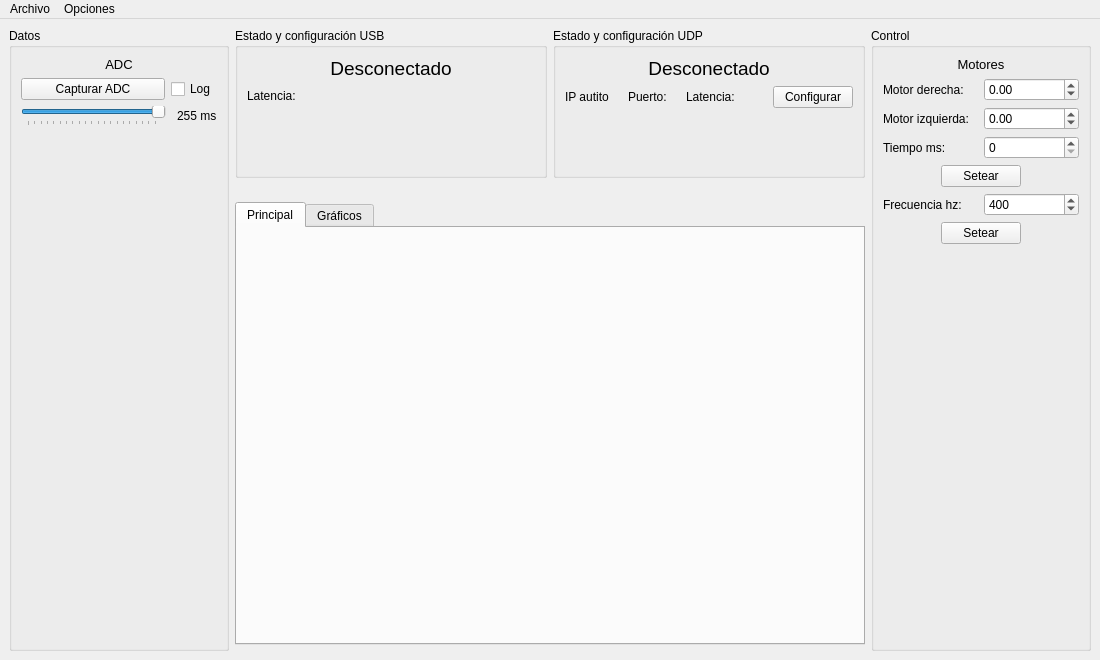
This is mainwindow.ui in GabiAndi/Microcontroladores_2020_Autito_UI as Qt 5 draws it before an edit. The edited form follows.
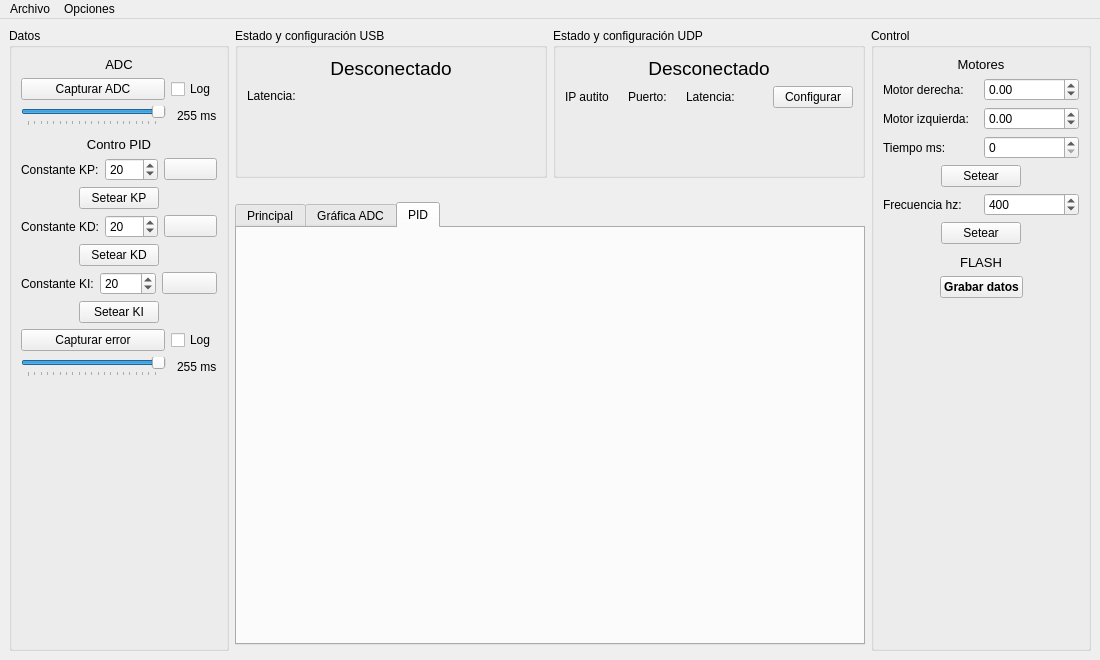
This is the edited form. The open tabs and pages were chosen to show the change. Icons and pictures are not drawn. Custom widgets are drawn as their Qt base class.

What changed in the file:
```diff
--- a/mainwindow.ui
+++ b/mainwindow.ui
@@ -54,7 +54,7 @@
       </widget>
       <widget class="QWidget" name="tabGrafico">
        <attribute name="title">
-        <string>Gráficos</string>
+        <string>Gráfica ADC</string>
        </attribute>
        <layout class="QVBoxLayout" name="verticalLayout_3">
         <item>
@@ -62,6 +62,16 @@
         </item>
        </layout>
       </widget>
+      <widget class="QWidget" name="tab">
+       <attribute name="title">
+        <string>PID</string>
+       </attribute>
+       <layout class="QVBoxLayout" name="verticalLayout_7">
+        <item>
+         <widget class="QWidget" name="widgetPID" native="true"/>
+        </item>
+       </layout>
+      </widget>
      </widget>
     </item>
     <item row="0" column="1">
@@ -462,6 +472,80 @@
          </item>
         </layout>
        </item>
+       <item>
+        <spacer name="verticalSpacer_6">
+         <property name="orientation">
+          <enum>Qt::Vertical</enum>
+         </property>
+         <property name="sizeType">
+          <enum>QSizePolicy::Fixed</enum>
+         </property>
+         <property name="sizeHint" stdset="0">
+          <size>
+           <width>20</width>
+           <height>5</height>
+          </size>
+         </property>
+        </spacer>
+       </item>
+       <item>
+        <widget class="QLabel" name="label_15">
+         <property name="font">
+          <font>
+           <pointsize>10</pointsize>
+          </font>
+         </property>
+         <property name="text">
+          <string>FLASH</string>
+         </property>
+         <property name="alignment">
+          <set>Qt::AlignCenter</set>
+         </property>
+        </widget>
+       </item>
+       <item>
+        <layout class="QHBoxLayout" name="horizontalLayout_20">
+         <item>
+          <spacer name="horizontalSpacer_15">
+           <property name="orientation">
+            <enum>Qt::Horizontal</enum>
+           </property>
+           <property name="sizeHint" stdset="0">
+            <size>
+             <width>40</width>
+             <height>20</height>
+            </size>
+           </property>
+          </spacer>
+         </item>
+         <item>
+          <widget class="QPushButton" name="pushButtonGuardarEnFLASH">
+           <property name="font">
+            <font>
+             <weight>75</weight>
+             <bold>true</bold>
+            </font>
+           </property>
+           <property name="text">
+            <string>Grabar datos</string>
+           </property>
+          </widget>
+         </item>
+         <item>
+          <spacer name="horizontalSpacer_16">
+           <property name="orientation">
+            <enum>Qt::Horizontal</enum>
+           </property>
+           <property name="sizeHint" stdset="0">
+            <size>
+             <width>40</width>
+             <height>20</height>
+            </size>
+           </property>
+          </spacer>
+         </item>
+        </layout>
+       </item>
        <item>
         <spacer name="verticalSpacer_4">
          <property name="orientation">
@@ -470,7 +554,7 @@
          <property name="sizeHint" stdset="0">
           <size>
            <width>20</width>
-           <height>40</height>
+           <height>320</height>
           </size>
          </property>
         </spacer>
@@ -587,6 +671,353 @@
          </item>
         </layout>
        </item>
+       <item>
+        <spacer name="verticalSpacer_5">
+         <property name="orientation">
+          <enum>Qt::Vertical</enum>
+         </property>
+         <property name="sizeType">
+          <enum>QSizePolicy::Fixed</enum>
+         </property>
+         <property name="sizeHint" stdset="0">
+          <size>
+           <width>20</width>
+           <height>5</height>
+          </size>
+         </property>
+        </spacer>
+       </item>
+       <item>
+        <widget class="QLabel" name="label_11">
+         <property name="font">
+          <font>
+           <pointsize>10</pointsize>
+          </font>
+         </property>
+         <property name="text">
+          <string>Contro PID</string>
+         </property>
+         <property name="alignment">
+          <set>Qt::AlignCenter</set>
+         </property>
+        </widget>
+       </item>
+       <item>
+        <layout class="QHBoxLayout" name="horizontalLayout_12">
+         <item>
+          <widget class="QLabel" name="label_12">
+           <property name="text">
+            <string>Constante KP:</string>
+           </property>
+          </widget>
+         </item>
+         <item>
+          <widget class="QSpinBox" name="spinBoxPIDKP">
+           <property name="minimum">
+            <number>1</number>
+           </property>
+           <property name="maximum">
+            <number>100</number>
+           </property>
+           <property name="singleStep">
+            <number>1</number>
+           </property>
+           <property name="value">
+            <number>20</number>
+           </property>
+          </widget>
+         </item>
+         <item>
+          <widget class="QPushButton" name="pushButtonLeerKP">
+           <property name="text">
+            <string/>
+           </property>
+           <property name="icon">
+            <iconset resource="graphics.qrc">
+             <normaloff>:/src/graphics/Refrescar.png</normaloff>:/src/graphics/Refrescar.png</iconset>
+           </property>
+           <property name="iconSize">
+            <size>
+             <width>15</width>
+             <height>15</height>
+            </size>
+           </property>
+          </widget>
+         </item>
+        </layout>
+       </item>
+       <item>
+        <layout class="QHBoxLayout" name="horizontalLayout_15">
+         <item>
+          <spacer name="horizontalSpacer_8">
+           <property name="orientation">
+            <enum>Qt::Horizontal</enum>
+           </property>
+           <property name="sizeHint" stdset="0">
+            <size>
+             <width>40</width>
+             <height>20</height>
+            </size>
+           </property>
+          </spacer>
+         </item>
+         <item>
+          <widget class="QPushButton" name="pushButtonEnviarPIDKP">
+           <property name="text">
+            <string>Setear KP</string>
+           </property>
+          </widget>
+         </item>
+         <item>
+          <spacer name="horizontalSpacer_9">
+           <property name="orientation">
+            <enum>Qt::Horizontal</enum>
+           </property>
+           <property name="sizeHint" stdset="0">
+            <size>
+             <width>40</width>
+             <height>20</height>
+            </size>
+           </property>
+          </spacer>
+         </item>
+        </layout>
+       </item>
+       <item>
+        <layout class="QHBoxLayout" name="horizontalLayout_13">
+         <item>
+          <widget class="QLabel" name="label_13">
+           <property name="text">
+            <string>Constante KD:</string>
+           </property>
+          </widget>
+         </item>
+         <item>
+          <widget class="QSpinBox" name="spinBoxPIDKD">
+           <property name="minimum">
+            <number>1</number>
+           </property>
+           <property name="maximum">
+            <number>100</number>
+           </property>
+           <property name="singleStep">
+            <number>1</number>
+           </property>
+           <property name="value">
+            <number>20</number>
+           </property>
+          </widget>
+         </item>
+         <item>
+          <widget class="QPushButton" name="pushButtonLeerKD">
+           <property name="text">
+            <string/>
+           </property>
+           <property name="icon">
+            <iconset resource="graphics.qrc">
+             <normaloff>:/src/graphics/Refrescar.png</normaloff>:/src/graphics/Refrescar.png</iconset>
+           </property>
+           <property name="iconSize">
+            <size>
+             <width>15</width>
+             <height>15</height>
+            </size>
+           </property>
+          </widget>
+         </item>
+        </layout>
+       </item>
+       <item>
+        <layout class="QHBoxLayout" name="horizontalLayout_16">
+         <item>
+          <spacer name="horizontalSpacer_11">
+           <property name="orientation">
+            <enum>Qt::Horizontal</enum>
+           </property>
+           <property name="sizeHint" stdset="0">
+            <size>
+             <width>40</width>
+             <height>20</height>
+            </size>
+           </property>
+          </spacer>
+         </item>
+         <item>
+          <widget class="QPushButton" name="pushButtonEnviarPIDKD">
+           <property name="text">
+            <string>Setear KD</string>
+           </property>
+          </widget>
+         </item>
+         <item>
+          <spacer name="horizontalSpacer_10">
+           <property name="orientation">
+            <enum>Qt::Horizontal</enum>
+           </property>
+           <property name="sizeHint" stdset="0">
+            <size>
+             <width>40</width>
+             <height>20</height>
+            </size>
+           </property>
+          </spacer>
+         </item>
+        </layout>
+       </item>
+       <item>
+        <layout class="QHBoxLayout" name="horizontalLayout_14">
+         <item>
+          <widget class="QLabel" name="label_14">
+           <property name="text">
+            <string>Constante KI:</string>
+           </property>
+          </widget>
+         </item>
+         <item>
+          <widget class="QSpinBox" name="spinBoxPIDKI">
+           <property name="minimum">
+            <number>1</number>
+           </property>
+           <property name="maximum">
+            <number>100</number>
+           </property>
+           <property name="singleStep">
+            <number>1</number>
+           </property>
+           <property name="value">
+            <number>20</number>
+           </property>
+          </widget>
+         </item>
+         <item>
+          <widget class="QPushButton" name="pushButtonLeerKI">
+           <property name="text">
+            <string/>
+           </property>
+           <property name="icon">
+            <iconset resource="graphics.qrc">
+             <normaloff>:/src/graphics/Refrescar.png</normaloff>:/src/graphics/Refrescar.png</iconset>
+           </property>
+           <property name="iconSize">
+            <size>
+             <width>15</width>
+             <height>15</height>
+            </size>
+           </property>
+          </widget>
+         </item>
+        </layout>
+       </item>
+       <item>
+        <layout class="QHBoxLayout" name="horizontalLayout_17">
+         <item>
+          <spacer name="horizontalSpacer_13">
+           <property name="orientation">
+            <enum>Qt::Horizontal</enum>
+           </property>
+           <property name="sizeHint" stdset="0">
+            <size>
+             <width>40</width>
+             <height>20</height>
+            </size>
+           </property>
+          </spacer>
+         </item>
+         <item>
+          <widget class="QPushButton" name="pushButtonEnviarPIDKI">
+           <property name="text">
+            <string>Setear KI</string>
+           </property>
+          </widget>
+         </item>
+         <item>
+          <spacer name="horizontalSpacer_12">
+           <property name="orientation">
+            <enum>Qt::Horizontal</enum>
+           </property>
+           <property name="sizeHint" stdset="0">
+            <size>
+             <width>40</width>
+             <height>20</height>
+            </size>
+           </property>
+          </spacer>
+         </item>
+        </layout>
+       </item>
+       <item>
+        <layout class="QHBoxLayout" name="horizontalLayout_18">
+         <item>
+          <widget class="QPushButton" name="pushButtonCapturarError">
+           <property name="sizePolicy">
+            <sizepolicy hsizetype="Expanding" vsizetype="Fixed">
+             <horstretch>0</horstretch>
+             <verstretch>0</verstretch>
+            </sizepolicy>
+           </property>
+           <property name="text">
+            <string>Capturar error</string>
+           </property>
+          </widget>
+         </item>
+         <item>
+          <widget class="QCheckBox" name="checkBoxPID">
+           <property name="text">
+            <string>Log</string>
+           </property>
+          </widget>
+         </item>
+        </layout>
+       </item>
+       <item>
+        <layout class="QHBoxLayout" name="horizontalLayout_19">
+         <item>
+          <widget class="QSlider" name="horizontalSliderTiempoDeCapturaError">
+           <property name="minimum">
+            <number>50</number>
+           </property>
+           <property name="maximum">
+            <number>255</number>
+           </property>
+           <property name="singleStep">
+            <number>5</number>
+           </property>
+           <property name="value">
+            <number>255</number>
+           </property>
+           <property name="orientation">
+            <enum>Qt::Horizontal</enum>
+           </property>
+           <property name="tickPosition">
+            <enum>QSlider::TicksBelow</enum>
+           </property>
+          </widget>
+         </item>
+         <item>
+          <spacer name="horizontalSpacer_14">
+           <property name="orientation">
+            <enum>Qt::Horizontal</enum>
+           </property>
+           <property name="sizeType">
+            <enum>QSizePolicy::Fixed</enum>
+           </property>
+           <property name="sizeHint" stdset="0">
+            <size>
+             <width>5</width>
+             <height>20</height>
+            </size>
+           </property>
+          </spacer>
+         </item>
+         <item>
+          <widget class="QLabel" name="labelTiempoCapturaError">
+           <property name="text">
+            <string>255 ms</string>
+           </property>
+          </widget>
+         </item>
+        </layout>
+       </item>
        <item>
         <spacer name="verticalSpacer">
          <property name="orientation">
```
Left out of the diff: 11 changed lines with no effect on the pictures.
